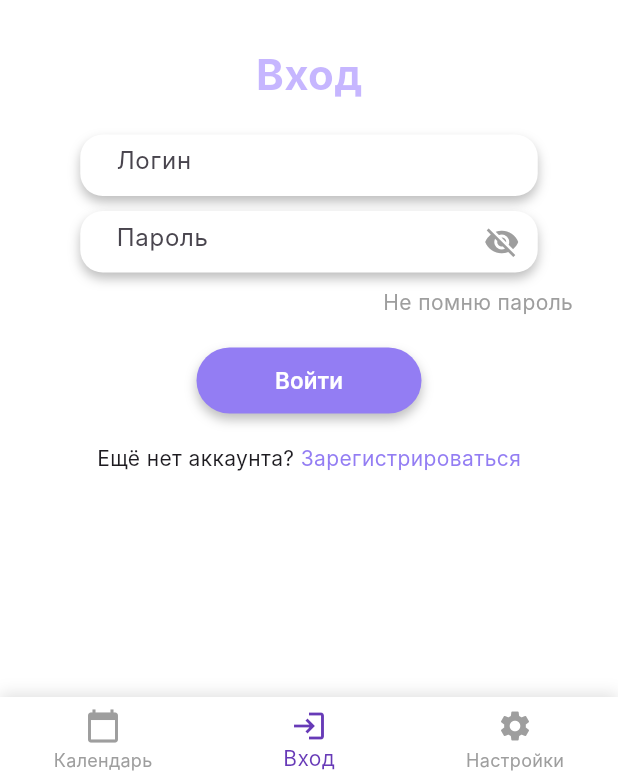
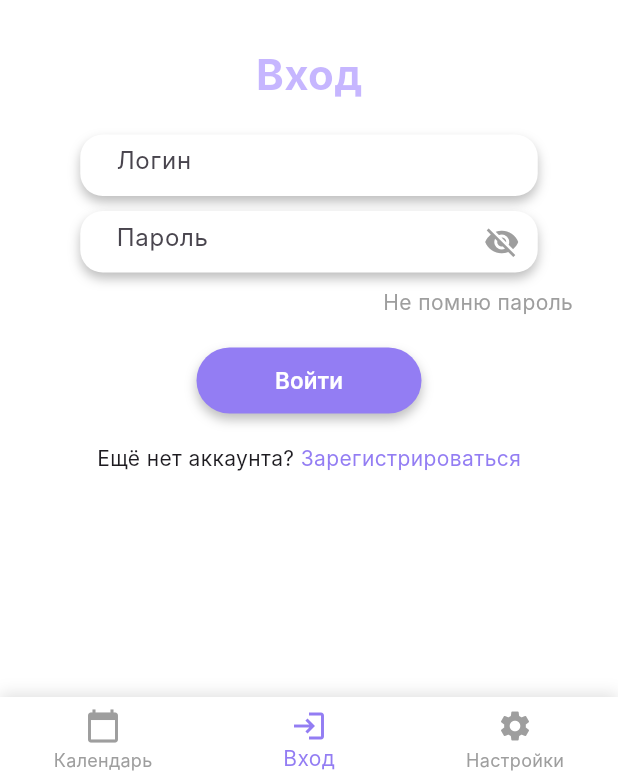
Before and after one commit to Lime228/TPProject, a Flutter app: the screen it shows after launch, on a phone screen of 412 x 824 dp, the part 452-1236 px from its top. Run offline on Flutter 3.47's test engine with Material 3 defaults, Android fonts, the phone set to English and light mode, and no system bars; our stand-ins replace image_picker, shared_preferences; accounts and stored records are empty; Roboto replaces fonts that are missing (Inter).

Commit message:
TPP-76 fix: update navigation bar colors according to Figma layouts

```diff
--- a/frontend/lib/routes/main_navigation.dart
+++ b/frontend/lib/routes/main_navigation.dart
@@ -20,7 +20,7 @@ class _MainNavigationScreenState extends State<MainNavigationScreen> {
   static const Color NAV_BAR_SHADOW_COLOR = Colors.black12;
   static const double NAV_BAR_SHADOW_BLUR = 8.0;
   static const Offset NAV_BAR_SHADOW_OFFSET = Offset(0, -2);
-  static const Color SELECTED_ITEM_COLOR = Colors.deepPurple;
+  static const Color SELECTED_ITEM_COLOR = Color(0xFF937DF3);
   static const Color UNSELECTED_ITEM_COLOR = Colors.grey;
 
   int _selectedIndex = DEFAULT_SELECTED_INDEX;
```
